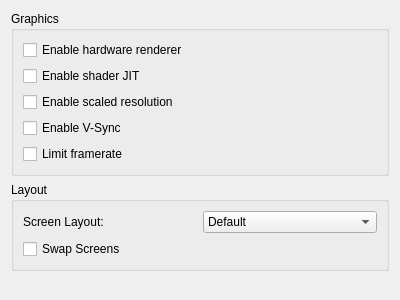
Before: the Qt Designer form src/citra_qt/configure_graphics.ui in l510308/citra, drawn with Qt 5.
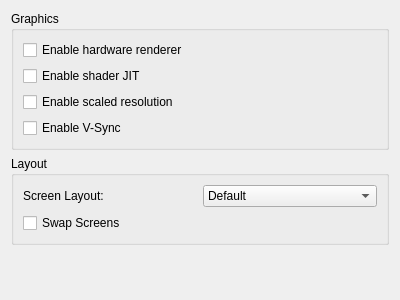
After: the same form once the commit is applied.

Commit message:
Revert "Fps #279 + implement frame limit #276"
This reverts commit b3fbe77d00cdb23f004f11077ed18b25f097dc54.

# Conflicts:
#	src/citra/config.cpp
#	src/citra_qt/config.cpp
#	src/video_core/renderer_opengl/renderer_opengl.cpp
#	src/video_core/renderer_opengl/renderer_opengl.h

Diff of the .ui file:
```diff
--- a/src/citra_qt/configure_graphics.ui
+++ b/src/citra_qt/configure_graphics.ui
@@ -50,16 +50,6 @@
           </property>
          </widget>
         </item>
-        <item>
-         <widget class="QCheckBox" name="toggle_framelimit">
-          <property name="enabled">
-           <bool>true</bool>
-          </property>
-          <property name="text">
-           <string>Limit framerate</string>
-          </property>
-         </widget>
-        </item>
        </layout>
       </widget>
      </item>
```
The commit also changes 11 other files.
